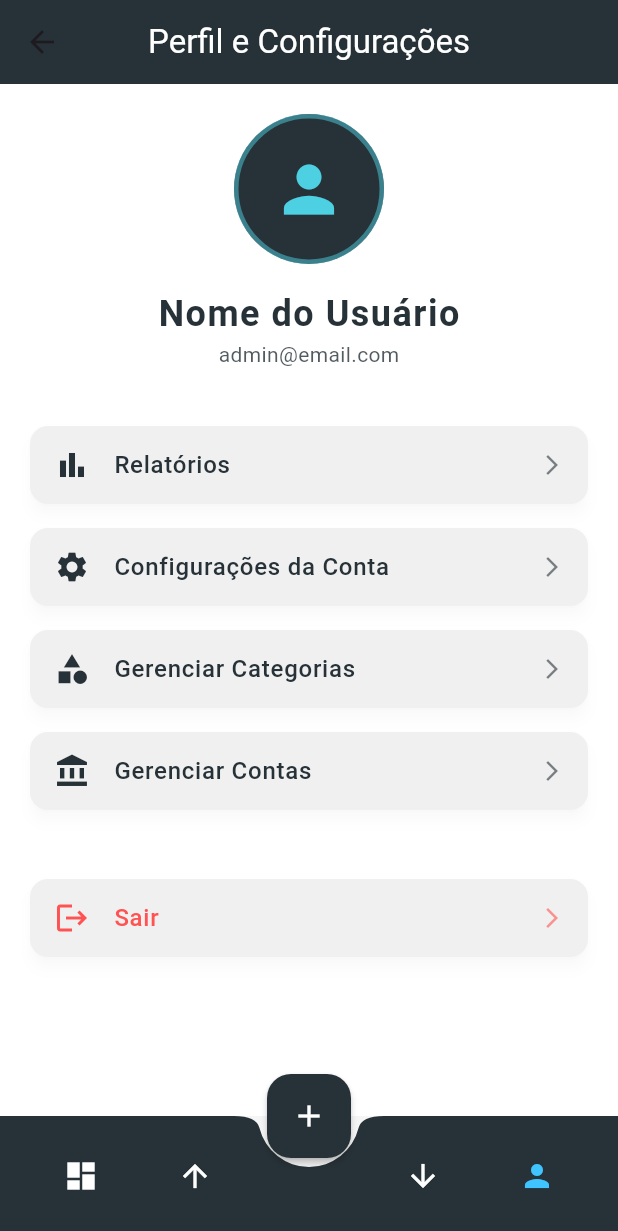
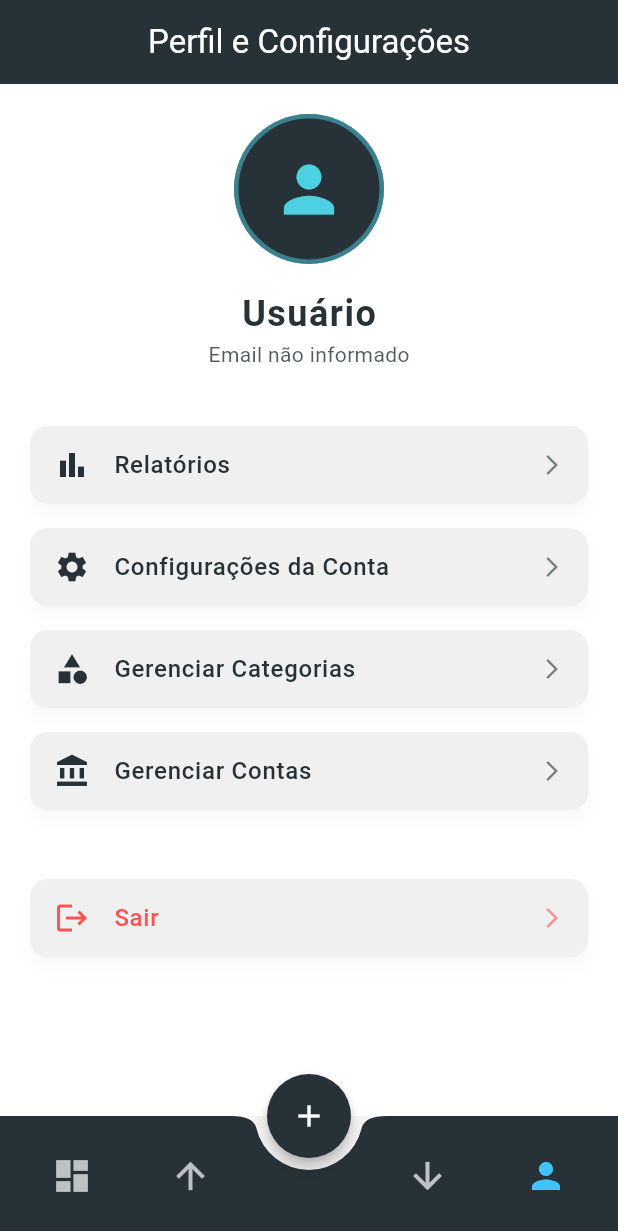
Before and after one commit to InaDdevs/finance-management, a Flutter app: the MainNavigationWrapper screen opened by its route, item 4 of the bottom bar chosen, on a phone screen of 412 x 824 dp. Shown: the top 1231 px of the screen. Run offline on Flutter 3.47's test engine with Material 3 defaults, Android fonts, the phone set to English and light mode, and no system bars; our stand-ins replace fl_chart, shared_preferences, sqflite; accounts and stored records are empty.

```diff
--- a/lib/features/profile/profile_screen.dart
+++ b/lib/features/profile/profile_screen.dart
@@ -1,10 +1,10 @@
 import 'package:flutter/material.dart';
-
+import 'package:provider/provider.dart';
+import '../../core/dart/providers/auth_provider.dart';
 import '../reports/reports_screen.dart';
 import 'account_settings_screen.dart';
 import 'manage_categories_screen.dart';
 import 'manage_accounts_screen.dart';
-
 
 const Color _primaryColor = Color(0xFF273238);
 const Color _secondaryColor = Color(0xFF4DD0E1);
@@ -71,22 +71,20 @@ class ProfileScreen extends StatelessWidget {
   @override
   Widget build(BuildContext context) {
 
+    final authProvider = Provider.of<AuthProvider>(context);
 
     return Scaffold(
-
       backgroundColor: _backgroundColor,
       appBar: AppBar(
-
         title: const Text('Perfil e Configurações', style: TextStyle(color: Colors.white)),
         backgroundColor: _primaryColor,
         elevation: 0,
         centerTitle: true,
+        automaticallyImplyLeading: false,
       ),
-
       body: ListView(
         padding: const EdgeInsets.all(20.0),
         children: [
-
           Container(
             padding: const EdgeInsets.only(bottom: 30),
             child: Column(
@@ -97,7 +95,6 @@ class ProfileScreen extends StatelessWidget {
                   child: Container(
                     decoration: BoxDecoration(
                       shape: BoxShape.circle,
-                      // Cor da borda
                       border: Border.all(color: _secondaryColor.withOpacity(0.5), width: 3),
                     ),
                     child: const Center(
@@ -111,9 +108,10 @@ class ProfileScreen extends StatelessWidget {
                 ),
                 const SizedBox(height: 16),
 
-                const Text(
-                  'Nome do Usuário',
-                  style: TextStyle(
+                // --- NOME DINÂMICO ---
+                Text(
+                  authProvider.userName ?? 'Usuário',
+                  style: const TextStyle(
                     fontSize: 24,
                     fontWeight: FontWeight.bold,
                     color: _accentColor,
@@ -121,8 +119,9 @@ class ProfileScreen extends StatelessWidget {
                   ),
                 ),
 
+                // --- EMAIL DINÂMICO ---
                 Text(
-                  'admin@email.com',
+                  authProvider.userEmail ?? 'Email não informado',
                   style: TextStyle(
                     fontSize: 14,
                     color: _accentColor.withOpacity(0.8),
@@ -131,7 +130,6 @@ class ProfileScreen extends StatelessWidget {
               ],
             ),
           ),
-
 
           _buildProfileMenuItem(
             context: context,
@@ -184,9 +182,10 @@ class ProfileScreen extends StatelessWidget {
               );
             },
           ),
+
           const SizedBox(height: 30),
 
-
+          // --- BOTÃO SAIR---
           _buildProfileMenuItem(
             context: context,
             icon: Icons.logout,
@@ -195,7 +194,8 @@ class ProfileScreen extends StatelessWidget {
             textColor: Colors.redAccent,
             isLogout: true,
             onTap: () {
-              Navigator.of(context).pushNamedAndRemoveUntil('/', (route) => false);
+
+              authProvider.logout();
             },
           ),
         ],
--- a/lib/shared/widgets/bottom_nav_bar.dart
+++ b/lib/shared/widgets/bottom_nav_bar.dart
@@ -1,10 +1,13 @@
 import 'package:flutter/material.dart';
 import 'package:provider/provider.dart';
 
+// Imports das Telas
 import '../../features/dashboard/dashboard_screen.dart';
 import '../../features/profile/profile_screen.dart';
 import '../../features/transactions/accounts_payable_screen.dart';
 import '../../features/transactions/accounts_receivable_screen.dart';
+
+// Import do Provider
 import '../../core/dart/providers/transaction_provider.dart';
 
 class MainNavigationWrapper extends StatefulWidget {
@@ -17,20 +20,24 @@ class MainNavigationWrapper extends StatefulWidget {
 class _MainNavigationWrapperState extends State<MainNavigationWrapper> {
 int _currentIndex = 0;
 
+// Lista das páginas reais (Índices: 0, 1, 2, 3)
 final List<Widget> _pages = [
-    const DashboardScreen(),
-    const AccountsPayableScreen(),
-    const AccountsReceivableScreen(),
-    const ProfileScreen(),
+const DashboardScreen(),          // 0
+const AccountsPayableScreen(),    // 1
+const AccountsReceivableScreen(), // 2
+const ProfileScreen(),            // 3
 ];
 
-  void _onTap(int index) {
-    if (index == 2) {
+void _onTap(int navBarIndex) {
+// O índice 2 é o botão do meio (FAB), então se clicar nele via código (raro), abrimos o form
+if (navBarIndex == 2) {
 _openNewTransactionForm();
 return;
 }
 
-    int pageIndex = index > 2 ? index - 1 : index;
+// Lógica para pular o índice 2 (que é o espaço do botão flutuante)
+// Se clicou no 3 (Receber), vira página 2. Se clicou no 4 (Perfil), vira página 3.
+int pageIndex = navBarIndex > 2 ? navBarIndex - 1 : navBarIndex;
 
 setState(() {
 _currentIndex = pageIndex;
@@ -39,13 +46,16 @@ class _MainNavigationWrapperState extends State<MainNavigationWrapper> {
 
 void _openNewTransactionForm() {
 Navigator.of(context).pushNamed('/new-transaction').then((_) {
-      Provider.of<TransactionProvider>(context, listen: false)._refreshData();
+// CORREÇÃO IMPORTANTE:
+// Usamos fetchDashboardData() que é público, em vez de _refreshData()
+Provider.of<TransactionProvider>(context, listen: false).fetchDashboardData();
 });
 }
 
 @override
 Widget build(BuildContext context) {
 return Scaffold(
+// IndexedStack mantém o estado das telas (não recarrega ao trocar de aba)
 body: IndexedStack(
 index: _currentIndex,
 children: _pages,
@@ -53,44 +63,53 @@ class _MainNavigationWrapperState extends State<MainNavigationWrapper> {
 
 floatingActionButton: FloatingActionButton(
 onPressed: _openNewTransactionForm,
-        elevation: 2.0,
+elevation: 4.0,
 backgroundColor: const Color(0xFF273238),
 foregroundColor: Colors.white,
+shape: const CircleBorder(), // Garante que fique redondo
 child: const Icon(Icons.add),
 ),
 floatingActionButtonLocation: FloatingActionButtonLocation.centerDocked,
 
 bottomNavigationBar: BottomAppBar(
 color: const Color(0xFF273238),
-        shape: const CircularNotchedRectangle(),
-        notchMargin: 6.0,
+shape: const CircularNotchedRectangle(), // Faz o corte para o botão
+notchMargin: 8.0, // Espaço entre o corte e o botão
+child: Padding(
+padding: const EdgeInsets.symmetric(horizontal: 8.0),
 child: Row(
-          mainAxisAlignment: MainAxisAlignment.spaceAround,
+mainAxisAlignment: MainAxisAlignment.spaceBetween,
 children: [
-            _buildNavItem(icon: Icons.dashboard, label: 'Dashboard', index: 0),
-            _buildNavItem(icon: Icons.arrow_upward, label: 'A Pagar', index: 1),
+// Lado Esquerdo
+_buildNavItem(icon: Icons.dashboard, label: 'Home', index: 0),
+_buildNavItem(icon: Icons.arrow_upward, label: 'Pagar', index: 1),
+
+// Espaço invisível para o botão central
 const SizedBox(width: 48),
-            _buildNavItem(icon: Icons.arrow_downward, label: 'A Receber', index: 3),
+
+// Lado Direito
+_buildNavItem(icon: Icons.arrow_downward, label: 'Receber', index: 3),
 _buildNavItem(icon: Icons.person, label: 'Perfil', index: 4),
 ],
+),
 ),
 ),
 );
 }
 
 Widget _buildNavItem({required IconData icon, required String label, required int index}) {
+// Mesma lógica de conversão de índice para saber se está selecionado
 int pageIndex = index > 2 ? index - 1 : index;
 final isSelected = (pageIndex == _currentIndex);
 
 return IconButton(
-      icon: Icon(icon, color: isSelected ? Colors.lightBlueAccent : Colors.white
+icon: Icon(
+icon,
+color: isSelected ? Colors.lightBlueAccent : Colors.white70,
+size: 28,
 ),
 tooltip: label,
 onPressed: () => _onTap(index),
 );
 }
 }
-
-extension on TransactionProvider {
-  void _refreshData() {}
-}
--- a/pubspec.yaml
+++ b/pubspec.yaml
@@ -17,6 +17,7 @@ dependencies:
   provider: ^6.1.2
   url_launcher: ^6.3.2
   fl_chart: ^0.66.0
+  shared_preferences: ^2.5.3
 
 dev_dependencies:
   flutter_test:
```
Also changed, not shown: lib/core/dart/database/database_helper.dart (+35 -1 lines), lib/core/dart/providers/auth_provider.dart (added, +71 -0 lines), lib/features/auth/login_screen.dart (+49 -4 lines), lib/features/auth/register_screen.dart (+102 -11 lines), lib/main.dart (+28 -12 lines), pubspec.lock, 1 other file. Lines whose indentation alone changed are shown as unchanged.
